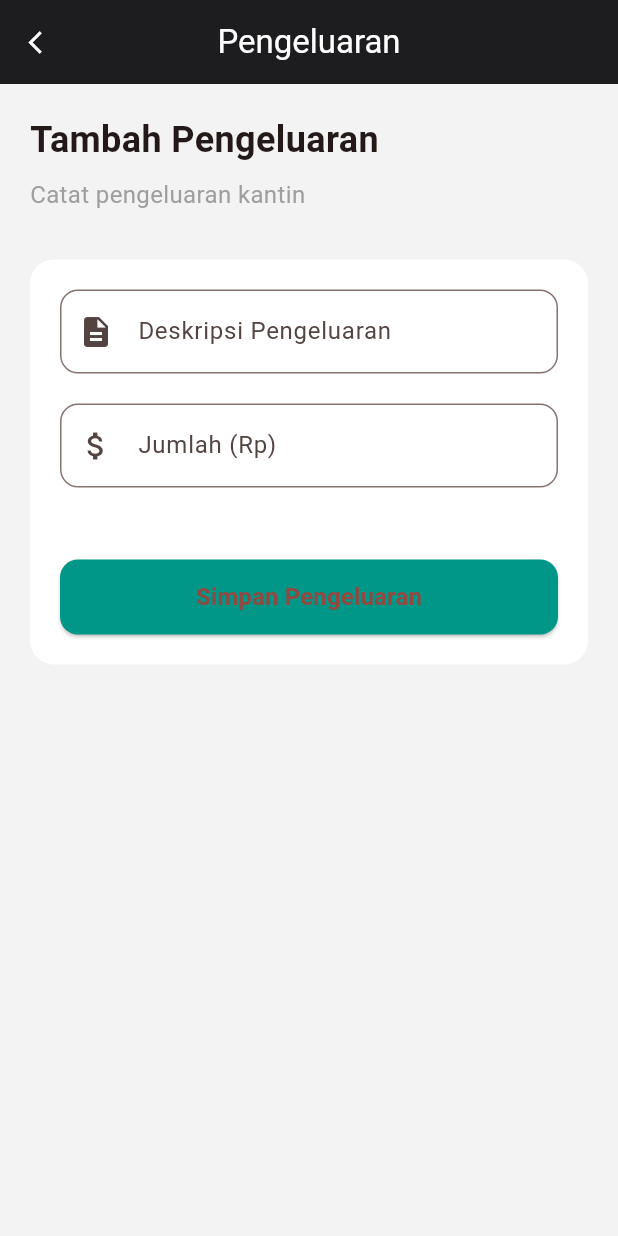
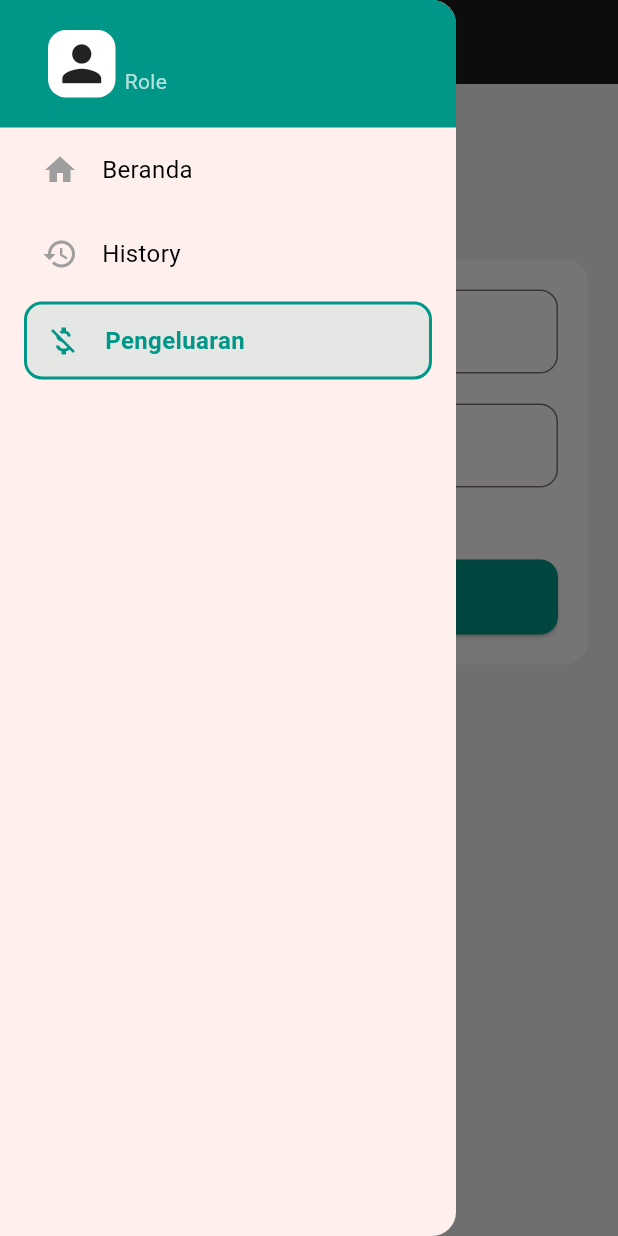
Before and after one commit to Taufiqurrohman58/Smart-Cashier-App, a Flutter app: the PengeluaranScreen screen opened by its route, with the side drawer open (before the commit the screen has no drawer), on a phone screen of 412 x 824 dp. Run offline on Flutter 3.47's test engine with Material 3 defaults, Android fonts, the phone set to English and light mode, and no system bars; our stand-ins replace image_picker, shared_preferences; accounts and stored records are empty; network calls fail.

```diff
--- a/lib/main.dart
+++ b/lib/main.dart
@@ -6,8 +6,8 @@ import 'screens/LoginScreen.dart';
 import 'screens/RegisterScreen.dart';
 import 'screens/payment_screen.dart';
 import 'screens/order_detail_screen.dart';
-import 'screens/pengeluaran_screen.dart';
-import 'screens/laporan_screen.dart';
+import 'screens/tambah_pengeluaran_screen.dart';
+import 'screens/lihat_laporan_screen.dart';
 import 'screens/ai_insight_screen.dart';
 import 'screens/stok_management_screen.dart';
 import 'screens/master_data_screen.dart';
--- a/lib/screens/admin_screen.dart
+++ b/lib/screens/admin_screen.dart
@@ -6,7 +6,7 @@ import '../models/product.dart';
 import '../widgets/admin_drawer.dart';
 import '../widgets/category_menu.dart';
 import 'history_screen.dart';
-import 'laporan_screen.dart';
+import 'lihat_laporan_screen.dart';
 import 'ai_insight_screen.dart';
 import 'stok_management_screen.dart';
 import 'master_data_screen.dart';
--- a/lib/screens/history_screen.dart
+++ b/lib/screens/history_screen.dart
@@ -4,7 +4,7 @@ import 'package:shared_preferences/shared_preferences.dart';
 import 'package:smart_cashier/screens/kasir_screen.dart';
 import 'dart:convert';
 import '../models/transaction_history.dart';
-import 'report_screen.dart';
+import 'tambah_pengeluaran_screen.dart';
 import 'history_detail_screen.dart';
 
 class HistoryScreen extends StatefulWidget {
@@ -174,7 +174,7 @@ class _HistoryScreenState extends State<HistoryScreen> {
 
           _drawerItem(icon: Icons.home, title: "Beranda", index: 0),
           _drawerItem(icon: Icons.history, title: "History", index: 1),
-          _drawerItem(icon: Icons.bar_chart, title: "Laporan", index: 2),
+          _drawerItem(icon: Icons.bar_chart, title: "Pengeluaran", index: 2),
         ],
       ),
     );
@@ -201,7 +201,7 @@ class _HistoryScreenState extends State<HistoryScreen> {
         } else if (index == 2) {
           Navigator.pushReplacement(
             context,
-            MaterialPageRoute(builder: (context) => const ReportScreen()),
+            MaterialPageRoute(builder: (context) => const PengeluaranScreen()),
           );
         }
       },
--- a/lib/screens/laporan_screen.dart
+++ b/lib/screens/lihat_laporan_screen.dart
@@ -55,7 +55,7 @@ class _LaporanScreenState extends State<LaporanScreen> {
         return;
       }
 
-      String url = 'http://127.0.0.1:8000/api/pengeluaran/list/';
+      String url = 'https://flutter001.pythonanywhere.com/api/pengeluaran/list/';
       if (selectedDate != null) {
         url += '?date=${dateFormat.format(selectedDate!)}';
       }
--- a/lib/screens/pengeluaran_screen.dart
+++ b/lib/screens/tambah_pengeluaran_screen.dart
@@ -2,6 +2,9 @@ import 'package:flutter/material.dart';
 import 'package:http/http.dart' as http;
 import 'package:shared_preferences/shared_preferences.dart';
 import 'dart:convert';
+import '../widgets/kasir_drawer.dart';
+import 'kasir_screen.dart';
+import 'history_screen.dart';
 
 class PengeluaranScreen extends StatefulWidget {
   const PengeluaranScreen({super.key});
@@ -14,6 +17,7 @@ class _PengeluaranScreenState extends State<PengeluaranScreen> {
   final TextEditingController _deskripsiController = TextEditingController();
   final TextEditingController _jumlahController = TextEditingController();
 
+  int selectedDrawerIndex = 2;
   bool _isLoading = false;
   String _errorMessage = '';
   String _successMessage = '';
@@ -76,7 +80,7 @@ class _PengeluaranScreenState extends State<PengeluaranScreen> {
       }
 
       final response = await http.post(
-        Uri.parse('http://127.0.0.1:8000/api/pengeluaran/'),
+        Uri.parse('https://flutter001.pythonanywhere.com/api/pengeluaran/'),
         headers: {
           'Content-Type': 'application/json',
           'Authorization': 'Token $token',
@@ -120,16 +124,56 @@ class _PengeluaranScreenState extends State<PengeluaranScreen> {
   Widget build(BuildContext context) {
     return Scaffold(
       backgroundColor: const Color(0xFFF3F3F3),
+
+      // ================= DRAWER =================
+      drawer: KasirDrawer(
+        userName: userName,
+        userRole: userRole,
+        selectedIndex: selectedDrawerIndex,
+        onIndexChanged: (index) {
+          setState(() {
+            selectedDrawerIndex = index;
+          });
+          Navigator.pop(context);
+          if (index == 0) {
+            Navigator.pushReplacement(
+              context,
+              MaterialPageRoute(builder: (context) => const KasirScreen()),
+            );
+          } else if (index == 1) {
+            Navigator.pushReplacement(
+              context,
+              MaterialPageRoute(builder: (context) => const HistoryScreen()),
+            );
+          }
+        },
+      ),
+
       appBar: AppBar(
         backgroundColor: const Color(0xFF1D1D1F),
-        leading: IconButton(
-          icon: const Icon(Icons.arrow_back_ios, color: Colors.white, size: 18),
-          onPressed: () {
-            Navigator.pop(context);
-          },
+        elevation: 0,
+        automaticallyImplyLeading: false,
+        titleSpacing: 0,
+        title: Builder(
+          builder: (context) => Row(
+            children: [
+              IconButton(
+                icon: const Icon(Icons.menu, color: Colors.white),
+                onPressed: () {
+                  Scaffold.of(context).openDrawer();
+                },
+              ),
+              const Text(
+                "Pengeluaran",
+                style: TextStyle(
+                  color: Colors.white,
+                  fontSize: 18,
+                  fontWeight: FontWeight.bold,
+                ),
+              ),
+            ],
+          ),
         ),
-        title: const Text("Pengeluaran", style: TextStyle(color: Colors.white)),
-        centerTitle: true,
       ),
       body: SafeArea(
         child: Padding(
```
Also changed, not shown: lib/models/category.dart (added, +25 -0 lines), lib/screens/add_category_screen.dart (+5 -29 lines), lib/screens/kasir_screen.dart (+62 -2 lines), lib/widgets/category_menu.dart (+18 -8 lines).
